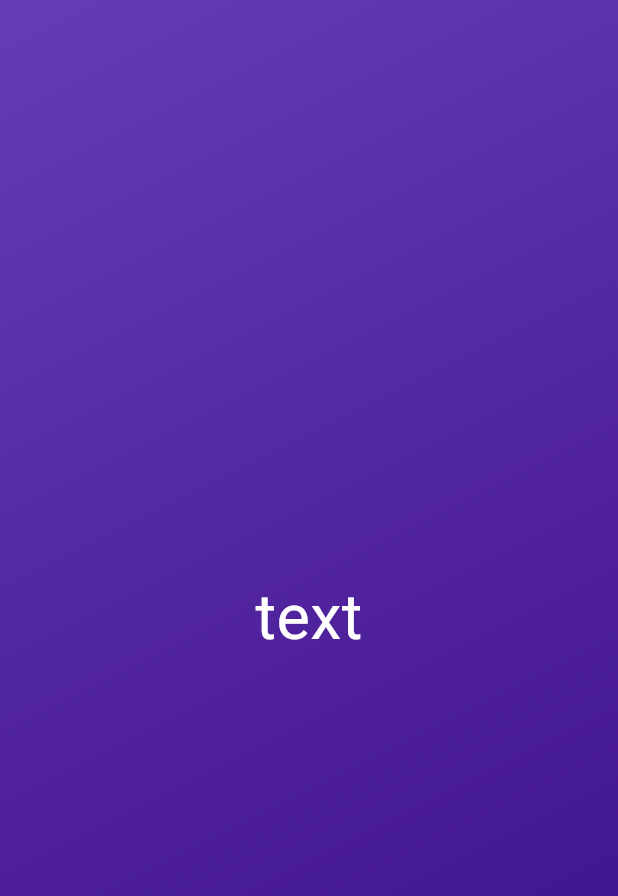
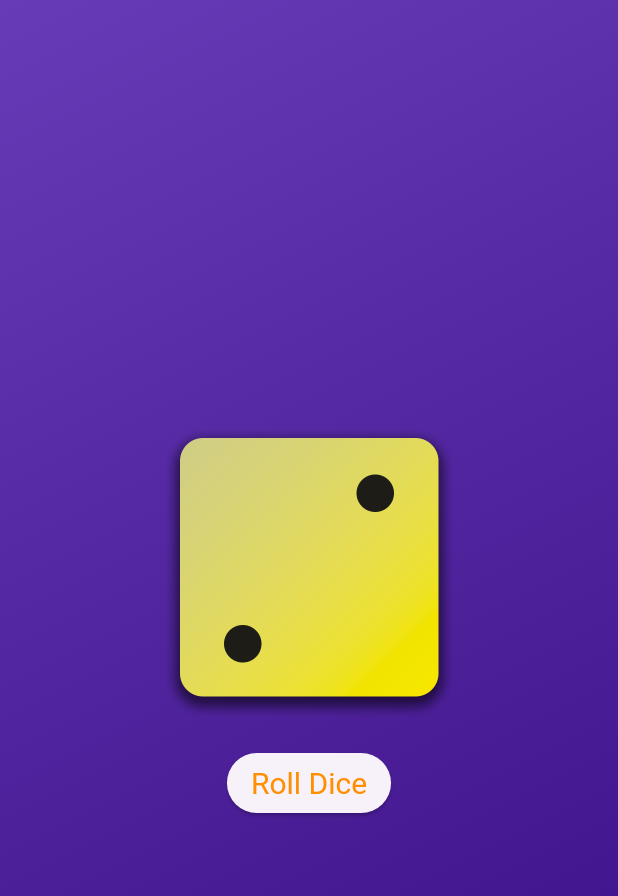
Before and after one commit to goktu-o/first_app, a Flutter app: the screen it shows after launch, on a phone screen of 412 x 824 dp. Shown: the top 896 px of the screen. Run offline on Flutter 3.47's test engine with Material 3 defaults, Android fonts, the phone set to English and light mode, and no system bars.

Commit message:
added statefulwidget to change die images

```diff
--- /dev/null
+++ b/first_app/lib/dice_roller.dart
@@ -0,0 +1,45 @@
+import 'package:flutter/material.dart';
+import 'dart:math';
+
+class DiceRoller extends StatefulWidget {
+  const DiceRoller({super.key});
+
+  @override
+  State<DiceRoller> createState() {
+    return _DiceRollerState();
+  }
+}
+
+final randomizer = Random();
+
+class _DiceRollerState extends State<DiceRoller> {
+  var currentDiceRoll = 2;
+
+  void rollDice() {
+    setState(() {
+      currentDiceRoll = randomizer.nextInt(6) + 1;
+    });
+  }
+
+  @override
+  Widget build(BuildContext context) {
+    return Column(
+      mainAxisSize: MainAxisSize.min,
+      children: [
+        Image.asset(
+          'assets/images/dice-$currentDiceRoll.png',
+          width: 200,
+        ),
+        const SizedBox(height: 20),
+        ElevatedButton(
+          onPressed: rollDice,
+          style: TextButton.styleFrom(
+              padding: const EdgeInsets.only(right: 16, left: 16),
+              textStyle: const TextStyle(fontSize: 20),
+              foregroundColor: Colors.amber[800]),
+          child: const Text('Roll Dice'),
+        ),
+      ],
+    );
+  }
+}
--- a/first_app/lib/gradient_container.dart
+++ b/first_app/lib/gradient_container.dart
@@ -1,3 +1,4 @@
+import 'package:first_app/dice_roller.dart';
 import 'package:first_app/styled_text.dart';
 import 'package:flutter/material.dart';
 
@@ -6,6 +7,10 @@ const endAlignment = Alignment.bottomRight;
 
 class GradientContainer extends StatelessWidget {
   const GradientContainer(this.color1, this.color2, {super.key});
+
+  const GradientContainer.purple({super.key})
+      : color1 = Colors.deepPurple,
+        color2 = Colors.yellow;
 
   final Color color1;
   final Color color2;
@@ -20,7 +25,9 @@ class GradientContainer extends StatelessWidget {
           end: endAlignment,
         ),
       ),
-      child: const Center(child: StyledText('text')),
+      child: Center(
+        child: DiceRoller(),
+      ),
     );
   }
 }
--- a/first_app/lib/main.dart
+++ b/first_app/lib/main.dart
@@ -3,7 +3,7 @@ import 'package:first_app/gradient_container.dart';
 
 void main() {
   runApp(
-    MaterialApp(
+    const MaterialApp(
       home: Scaffold(
         body: GradientContainer(
           Color.fromRGBO(103, 58, 183, 1),
```
